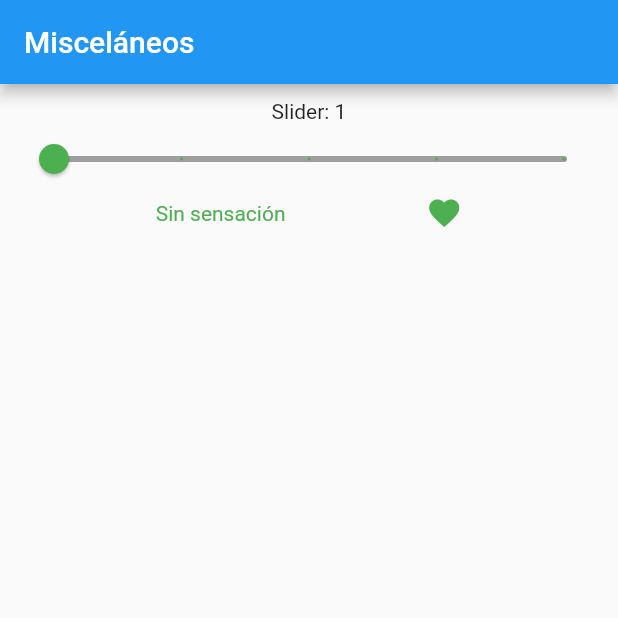
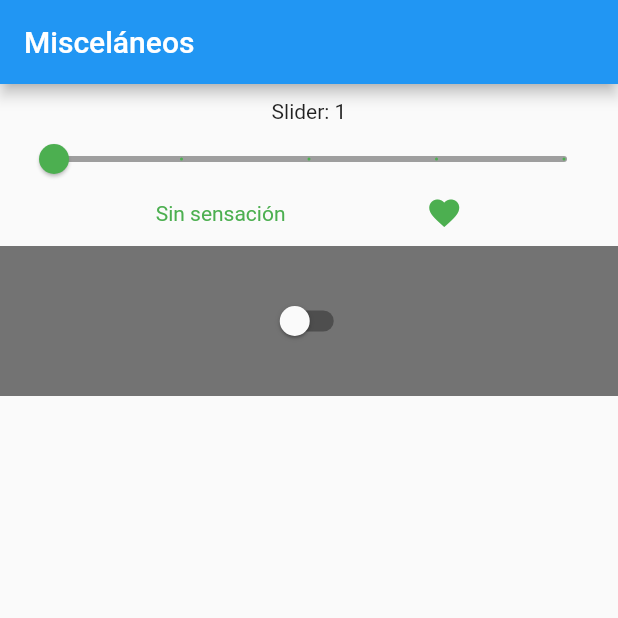
Before and after one commit to Sres0/Guia_basica_Flutter_y_Dart, a Flutter app: the screen it shows after launch, on a phone screen of 412 x 824 dp, the top half of it. Run offline on Flutter 3.47's test engine with Material 2 defaults, Android fonts, the phone set to English and light mode, and no system bars.

Commit message:
+ switch

```diff
--- a/lib/main.dart
+++ b/lib/main.dart
@@ -27,10 +27,12 @@ class MyHomePage extends StatefulWidget {
 class _MyHomePageState extends State<MyHomePage> {
   String title = '';
   double _currentSliderValue = 1;
+  bool _currentSwitchState = false;
+  Color containerColor = Colors.white;
 
   String text = 'Sin sensación';
   Color color = Colors.green;
-  IconData emotionIcon = Icons.favorite;
+  IconData currentIcon = Icons.favorite;
 
   List<IconData> icons = [
     Icons.delete_forever_outlined,
@@ -72,7 +74,7 @@ class _MyHomePageState extends State<MyHomePage> {
     setState(() {
       text = sliderText;
       color = sliderColor;
-      emotionIcon = icon;
+      currentIcon = icon;
     });
   }
 
@@ -82,20 +84,22 @@ class _MyHomePageState extends State<MyHomePage> {
     return Scaffold(
       resizeToAvoidBottomInset: false,
       appBar: appBar,
-      body: Column(crossAxisAlignment: CrossAxisAlignment.center, children: [
+      body: SizedBox(
+        height: MediaQuery.of(context).size.height * 0.95,
+        child: SingleChildScrollView(
+          child: Column(mainAxisAlignment: MainAxisAlignment.start, children: [
             //SLIDER
             Container(
               padding: const EdgeInsets.all(10),
-          height: MediaQuery.of(context).size.height * 0.3,
               child: Column(
+                children: [
+                  Column(
                     children: [
                       Center(
                           child: Text(
                               'Slider: ${_currentSliderValue.toInt().toString()}',
                               softWrap: true,
                               overflow: TextOverflow.fade)),
-              Column(
-                children: [
                       Slider(
                         activeColor: color,
                         inactiveColor: Colors.grey,
@@ -113,14 +117,28 @@ class _MyHomePageState extends State<MyHomePage> {
                       ),
                       Row(children: [
                         Text(text, style: TextStyle(color: color)),
-                    Icon(emotionIcon, color: color)
+                        Icon(currentIcon, color: color)
                       ], mainAxisAlignment: MainAxisAlignment.spaceEvenly),
                     ],
                   ),
                 ],
               ),
             ),
+            //SWITCH
+            Container(
+                padding: const EdgeInsets.all(10),
+                color: _currentSwitchState ? Colors.white : Colors.black54,
+                height: 100,
+                child: Center(
+                    child: Switch(
+                  value: _currentSwitchState,
+                  onChanged: (value) => setState(() {
+                    _currentSwitchState = value;
+                  }),
+                )))
           ]),
+        ),
+      ),
     );
   }
 }
```
Lines whose indentation alone changed are shown as unchanged.
